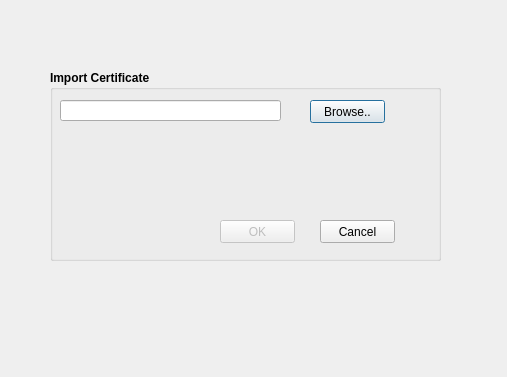
This is import.ui in stacywaturi/Design1 as Qt 5 draws it before an edit. The edited form follows.
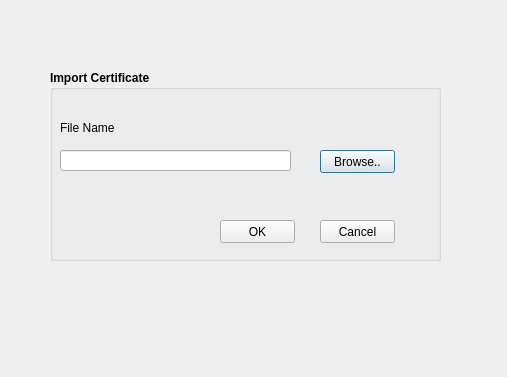
This is the edited form.

```diff
--- a/import.ui
+++ b/import.ui
@@ -34,8 +34,8 @@
    <widget class="QPushButton" name="browseImport_Button">
     <property name="geometry">
      <rect>
-      <x>260</x>
-      <y>30</y>
+      <x>270</x>
+      <y>80</y>
       <width>75</width>
       <height>23</height>
      </rect>
@@ -54,8 +54,8 @@
     <property name="geometry">
      <rect>
       <x>10</x>
-      <y>30</y>
-      <width>221</width>
+      <y>80</y>
+      <width>231</width>
       <height>21</height>
      </rect>
     </property>
@@ -66,6 +66,25 @@
      </font>
     </property>
    </widget>
+   <widget class="QLabel" name="label">
+    <property name="geometry">
+     <rect>
+      <x>10</x>
+      <y>50</y>
+      <width>81</width>
+      <height>16</height>
+     </rect>
+    </property>
+    <property name="font">
+     <font>
+      <weight>50</weight>
+      <bold>false</bold>
+     </font>
+    </property>
+    <property name="text">
+     <string>File Name</string>
+    </property>
+   </widget>
   </widget>
   <widget class="QPushButton" name="cancelImprt_Btn">
    <property name="geometry">
@@ -82,7 +101,7 @@
   </widget>
   <widget class="QPushButton" name="okImport_Btn">
    <property name="enabled">
-    <bool>false</bool>
+    <bool>true</bool>
    </property>
    <property name="geometry">
     <rect>
```
